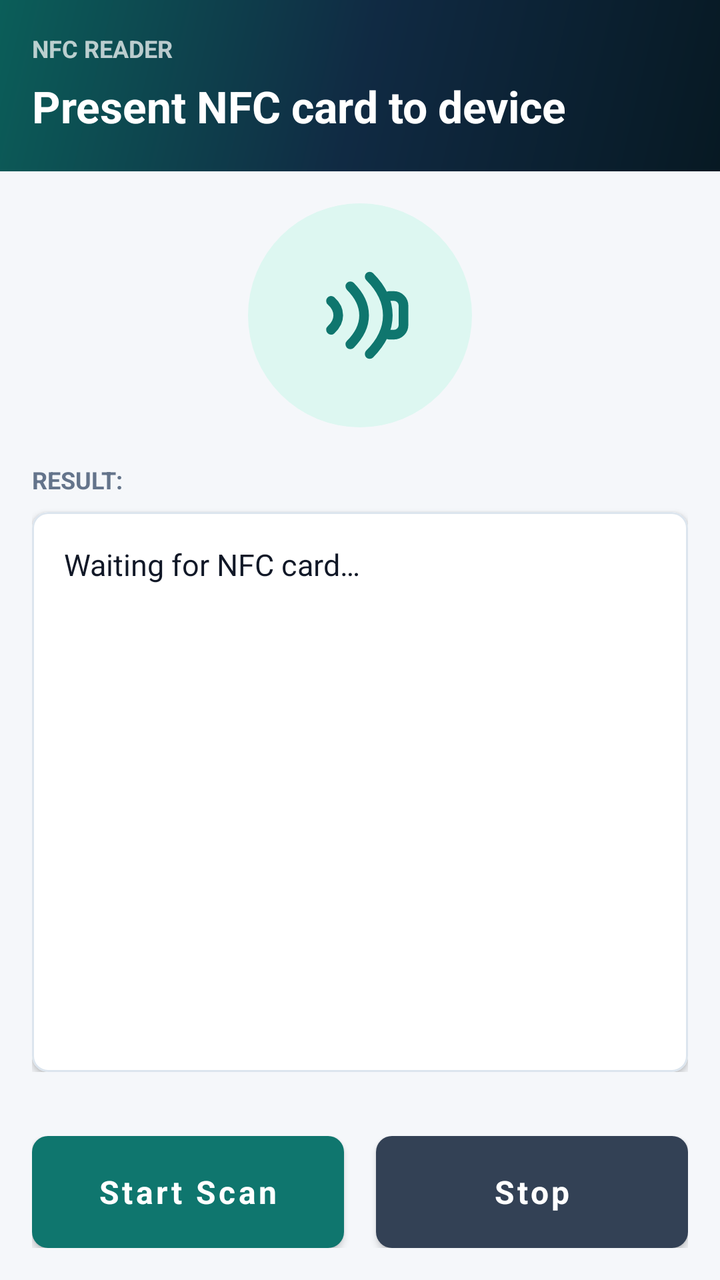
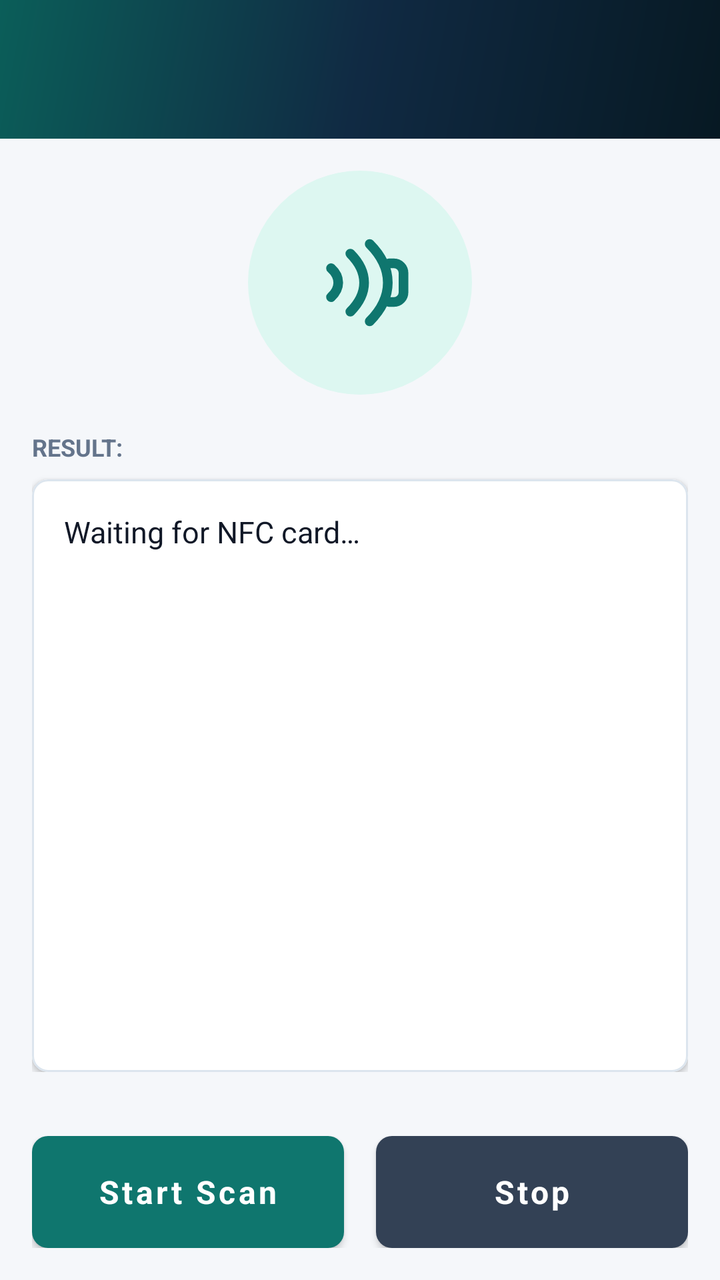

Before-and-after screenshots of an Android layout around one commit, followed by the original layout XML and the change that was made.
<!-- AndroidManifest.xml: application theme AppTheme -->
<!-- res/layout/activity_nfc_read.xml -->
<?xml version="1.0" encoding="utf-8"?>
<LinearLayout xmlns:android="http://schemas.android.com/apk/res/android"
    xmlns:app="http://schemas.android.com/apk/res-auto"
    android:layout_width="match_parent"
    android:layout_height="match_parent"
    android:background="@color/background"
    android:orientation="vertical">

    <LinearLayout
        android:layout_width="match_parent"
        android:layout_height="wrap_content"
        android:background="@drawable/bg_amount_panel"
        android:orientation="vertical"
        android:paddingStart="@dimen/screen_margin"
        android:paddingTop="16dp"
        android:paddingEnd="@dimen/screen_margin"
        android:paddingBottom="18dp">

        <TextView
            style="@style/TextSectionLabel"
            android:layout_width="wrap_content"
            android:layout_height="wrap_content"
            android:text="@string/nfc_read_header_label"
            android:textColor="#B8FFFFFF" />

        <TextView
            android:layout_width="match_parent"
            android:layout_height="wrap_content"
            android:layout_marginTop="6dp"
            android:text="@string/nfc_read_header_title"
            android:textColor="@color/white"
            android:textSize="22sp"
            android:textStyle="bold" />
    </LinearLayout>

    <LinearLayout
        android:layout_width="match_parent"
        android:layout_height="0dp"
        android:layout_weight="1"
        android:gravity="center_horizontal"
        android:orientation="vertical"
        android:padding="@dimen/screen_margin">

        <FrameLayout
            android:layout_width="112dp"
            android:layout_height="112dp"
            android:background="@drawable/bg_soft_accent_circle">

            <ImageView
                android:layout_width="58dp"
                android:layout_height="58dp"
                android:layout_gravity="center"
                android:contentDescription="@null"
                android:src="@drawable/ic_nfc_scan" />
        </FrameLayout>

        <TextView
            style="@style/TextSectionLabel"
            android:layout_width="match_parent"
            android:layout_height="wrap_content"
            android:layout_marginTop="18dp"
            android:layout_marginBottom="8dp"
            android:text="@string/nfc_read_result_label" />

        <com.google.android.material.card.MaterialCardView
            style="@style/AppCard"
            android:layout_width="match_parent"
            android:layout_height="0dp"
            android:layout_weight="1">

            <ScrollView
                android:layout_width="match_parent"
                android:layout_height="match_parent">

                <TextView
                    android:id="@+id/tv_info"
                    android:layout_width="match_parent"
                    android:layout_height="wrap_content"
                    android:lineSpacingMultiplier="1.35"
                    android:padding="16dp"
                    android:text="@string/nfc_read_waiting"
                    android:textColor="@color/text_primary"
                    android:textSize="15sp" />
            </ScrollView>
        </com.google.android.material.card.MaterialCardView>
    </LinearLayout>

    <LinearLayout
        android:layout_width="match_parent"
        android:layout_height="wrap_content"
        android:orientation="horizontal"
        android:padding="@dimen/screen_margin">

        <com.google.android.material.button.MaterialButton
            android:id="@+id/btn_start_scan"
            style="@style/AccentButton"
            android:layout_width="0dp"
            android:layout_height="@dimen/button_height"
            android:layout_marginEnd="8dp"
            android:layout_weight="1"
            android:text="@string/nfc_read_start" />

        <com.google.android.material.button.MaterialButton
            android:id="@+id/btn_stop_scan"
            style="@style/SecondaryButton"
            android:layout_width="0dp"
            android:layout_height="@dimen/button_height"
            android:layout_marginStart="8dp"
            android:layout_weight="1"
            android:text="@string/nfc_read_stop" />
    </LinearLayout>
</LinearLayout>
<!-- resources referenced by this layout -->
<resources>
  <color name="background">#F5F7FA</color>
  <color name="text_primary">#111827</color>
  <color name="white">#FFFFFF</color>
  <dimen name="button_height">56dp</dimen>
  <dimen name="screen_margin">16dp</dimen>
  <!-- drawable bg_amount_panel (drawable) -->
  <?xml version="1.0" encoding="utf-8"?>
  <shape xmlns:android="http://schemas.android.com/apk/res/android">
      <gradient
          android:angle="135"
          android:startColor="@color/primary_dark"
          android:centerColor="@color/primary"
          android:endColor="@color/accent_dark" />
  </shape>
  <!-- drawable bg_soft_accent_circle (drawable) -->
  <?xml version="1.0" encoding="utf-8"?>
  <shape xmlns:android="http://schemas.android.com/apk/res/android"
      android:shape="oval">
      <solid android:color="@color/accent_soft" />
  </shape>
  <string name="nfc_read_header_label">NFC reader</string>
  <string name="nfc_read_header_title">Present NFC card to device</string>
  <string name="nfc_read_result_label">Result:</string>
  <string name="nfc_read_start">Start Scan</string>
  <string name="nfc_read_stop">Stop</string>
  <string name="nfc_read_waiting">Waiting for NFC card\u2026</string>
  <style name="AccentButton" parent="Widget.MaterialComponents.Button">
          <item name="android:minHeight">@dimen/button_height</item>
          <item name="backgroundTint">@color/accent</item>
          <item name="android:textColor">@color/white</item>
          <item name="android:textSize">16sp</item>
          <item name="android:textStyle">bold</item>
          <item name="android:textAllCaps">false</item>
          <item name="cornerRadius">8dp</item>
          <item name="android:insetTop">0dp</item>
          <item name="android:insetBottom">0dp</item>
          <item name="rippleColor">@color/accent_dark</item>
      </style>
  <style name="AppCard" parent="Widget.MaterialComponents.CardView">
          <item name="cardCornerRadius">@dimen/card_corner_radius</item>
          <item name="cardElevation">@dimen/card_elevation</item>
          <item name="cardBackgroundColor">@color/card</item>
          <item name="strokeColor">@color/card_stroke</item>
          <item name="strokeWidth">1dp</item>
      </style>
  <style name="TextSectionLabel">
          <item name="android:textColor">@color/text_secondary</item>
          <item name="android:textSize">12sp</item>
          <item name="android:textStyle">bold</item>
          <item name="android:textAllCaps">true</item>
      </style>
  <style name="AppTheme" parent="Theme.MaterialComponents.Light.NoActionBar">
          <item name="colorPrimary">@color/primary</item>
          <item name="colorPrimaryDark">@color/primary_dark</item>
          <item name="colorAccent">@color/accent</item>
          <item name="android:windowBackground">@color/background</item>
          <item name="android:statusBarColor">@color/primary_dark</item>
          <item name="android:navigationBarColor">@color/primary_dark</item>
          <item name="android:fontFamily">sans-serif</item>
      </style>
  <color name="primary_dark">#071923</color>
  <color name="primary">#102A43</color>
  <color name="accent_dark">#0B5E59</color>
  <color name="accent_soft">#DDF7F1</color>
  <color name="accent">#0F766E</color>
  <dimen name="card_corner_radius">8dp</dimen>
  <dimen name="card_elevation">2dp</dimen>
  <color name="card">#FFFFFF</color>
  <color name="card_stroke">#DCE5EE</color>
  <color name="btn_secondary">#334155</color>
  <color name="text_secondary">#64748B</color>
  <!-- unchanged entries left out for length: 2 -->
</resources>

<!-- the commit's change to res/layout/activity_nfc_read.xml (unified diff, before → after) -->
@@ -6,32 +6,7 @@
     android:background="@color/background"
     android:orientation="vertical">
 
-    <LinearLayout
-        android:layout_width="match_parent"
-        android:layout_height="wrap_content"
-        android:background="@drawable/bg_amount_panel"
-        android:orientation="vertical"
-        android:paddingStart="@dimen/screen_margin"
-        android:paddingTop="16dp"
-        android:paddingEnd="@dimen/screen_margin"
-        android:paddingBottom="18dp">
-
-        <TextView
-            style="@style/TextSectionLabel"
-            android:layout_width="wrap_content"
-            android:layout_height="wrap_content"
-            android:text="@string/nfc_read_header_label"
-            android:textColor="#B8FFFFFF" />
-
-        <TextView
-            android:layout_width="match_parent"
-            android:layout_height="wrap_content"
-            android:layout_marginTop="6dp"
-            android:text="@string/nfc_read_header_title"
-            android:textColor="@color/white"
-            android:textSize="22sp"
-            android:textStyle="bold" />
-    </LinearLayout>
+    <include layout="@layout/header_screen" />
 
     <LinearLayout
         android:layout_width="match_parent"
@@ -110,3 +85,51 @@
             android:text="@string/nfc_read_stop" />
     </LinearLayout>
 </LinearLayout>
+<!-- res/layout/header_screen.xml (included above) -->
+<?xml version="1.0" encoding="utf-8"?>
+<LinearLayout xmlns:android="http://schemas.android.com/apk/res/android"
+    android:layout_width="match_parent"
+    android:layout_height="wrap_content"
+    android:background="@drawable/bg_amount_panel"
+    android:gravity="center_vertical"
+    android:orientation="horizontal"
+    android:paddingStart="@dimen/screen_margin"
+    android:paddingTop="16dp"
+    android:paddingEnd="@dimen/screen_margin"
+    android:paddingBottom="18dp">
+
+    <ImageButton
+        android:id="@+id/btn_back"
+        android:layout_width="40dp"
+        android:layout_height="40dp"
+        android:layout_marginEnd="8dp"
+        android:background="?attr/selectableItemBackgroundBorderless"
+        android:contentDescription="@string/back"
+        android:padding="8dp"
+        android:src="@drawable/ic_arrow_back"
+        android:visibility="gone" />
+
+    <LinearLayout
+        android:layout_width="0dp"
+        android:layout_height="wrap_content"
+        android:layout_weight="1"
+        android:orientation="vertical">
+
+        <TextView
+            android:id="@+id/tv_header_label"
+            style="@style/TextSectionLabel"
+            android:layout_width="wrap_content"
+            android:layout_height="wrap_content"
+            android:textColor="#B8FFFFFF"
+            android:visibility="gone" />
+
+        <TextView
+            android:id="@+id/tv_header_title"
+            android:layout_width="match_parent"
+            android:layout_height="wrap_content"
+            android:layout_marginTop="6dp"
+            android:textColor="@color/white"
+            android:textSize="22sp"
+            android:textStyle="bold" />
+    </LinearLayout>
+</LinearLayout>
<!-- resource entries referenced after the edit -->
@@ -20,8 +20,22 @@
       android:shape="oval">
       <solid android:color="@color/accent_soft" />
   </shape>
-  <string name="nfc_read_header_label">NFC reader</string>
-  <string name="nfc_read_header_title">Present NFC card to device</string>
+  <!-- drawable ic_arrow_back (drawable) -->
+  <?xml version="1.0" encoding="utf-8"?>
+  <vector xmlns:android="http://schemas.android.com/apk/res/android"
+      android:width="24dp"
+      android:height="24dp"
+      android:viewportWidth="24"
+      android:viewportHeight="24">
+      <path
+          android:fillColor="@android:color/transparent"
+          android:pathData="M19,12H5M12,5l-7,7 7,7"
+          android:strokeColor="@color/white"
+          android:strokeLineCap="round"
+          android:strokeLineJoin="round"
+          android:strokeWidth="2" />
+  </vector>
+  <string name="back">Back</string>
   <string name="nfc_read_result_label">Result:</string>
   <string name="nfc_read_start">Start Scan</string>
   <string name="nfc_read_stop">Stop</string>
